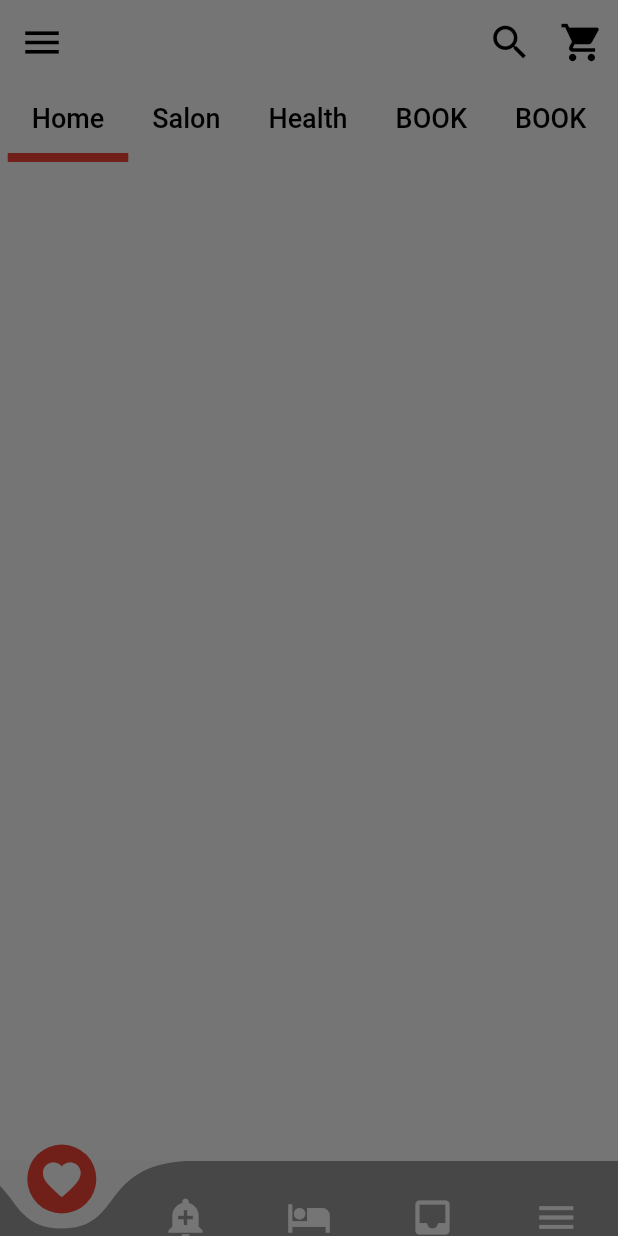
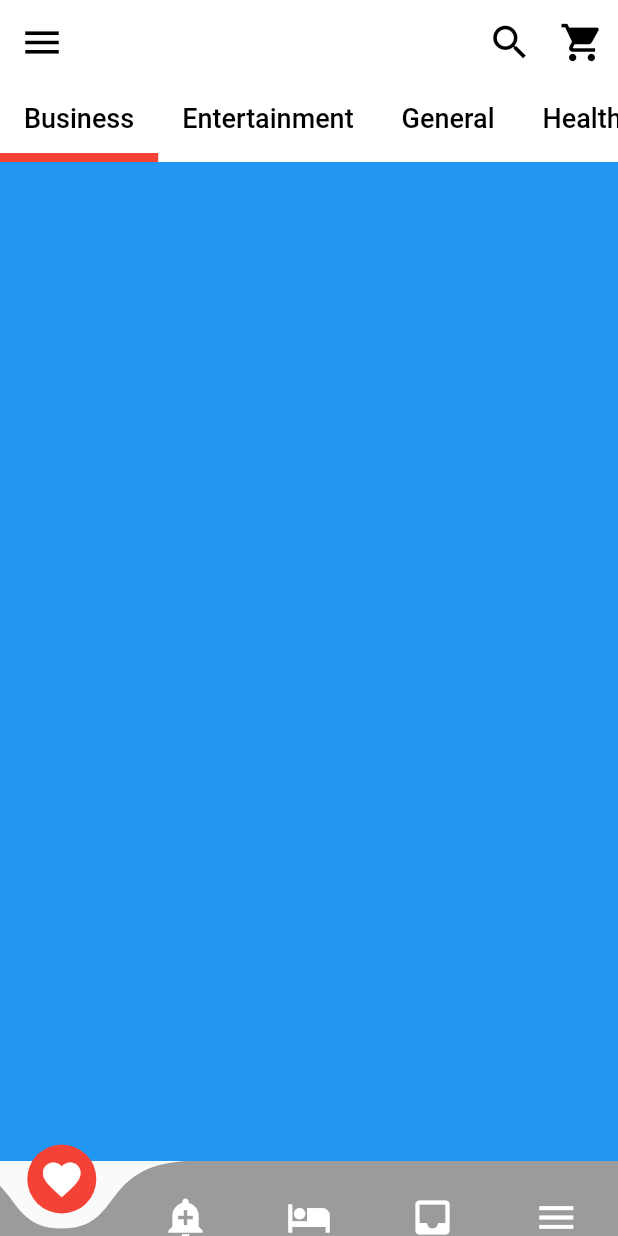
Before and after one commit to xaakib/newsapp_v2, a Flutter app: the screen it shows after launch, after a tap on the "menu" icon, on a phone screen of 412 x 824 dp. Run offline on Flutter 3.47's test engine with Material 2 defaults, Android fonts, the phone set to English and light mode, and no system bars; drawn by our look-alikes of curved_navigation_bar.

Commit message:
fixed tabbar

```diff
--- a/lib/screens/home_screen.dart
+++ b/lib/screens/home_screen.dart
@@ -12,29 +12,17 @@ class HomeScreen extends StatelessWidget {
           Container(
             height: MediaQuery.of(context).size.height,
             child: DefaultTabController(
-              length: 5,
+              length: 6,
 
               //// this is for appbar//
               child: Scaffold(
                   backgroundColor: Colors.white,
                   appBar: AppBar(
                     elevation: 0,
-
-                    // backgroundColor: Color(0xff109618),
                     backgroundColor: Colors.white,
-
-                    title: Image.asset("assets/images/wevaicon.png",
-                        fit: BoxFit.cover, height: 50, width: 70),
-
                     centerTitle: true,
                     leading: IconButton(
-                      onPressed: () {
-                        print("Menu");
-                        showDialog(
-                          context: context,
-                          builder: (conetx) {},
-                        );
-                      },
+                      onPressed: () {},
                       icon: Icon(
                         Icons.menu,
                         color: Colors.black,
@@ -57,7 +45,6 @@ class HomeScreen extends StatelessWidget {
                           ),
                           onPressed: () {}),
                     ],
-
                     bottom: TabBar(
                       isScrollable: true,
                       indicatorColor: Colors.red,
@@ -67,7 +54,7 @@ class HomeScreen extends StatelessWidget {
                         Tab(
                           child: Container(
                             child: Text(
-                              'Home',
+                              'Business',
                               style: TextStyle(
                                   color: Colors.black, fontSize: 18.0),
                             ),
@@ -76,7 +63,16 @@ class HomeScreen extends StatelessWidget {
                         Tab(
                           child: Container(
                             child: Text(
-                              'Salon',
+                              'Entertainment',
+                              style: TextStyle(
+                                  color: Colors.black, fontSize: 18.0),
+                            ),
+                          ),
+                        ),
+                        Tab(
+                          child: Container(
+                            child: Text(
+                              'General',
                               style: TextStyle(
                                   color: Colors.black, fontSize: 18.0),
                             ),
@@ -92,28 +88,27 @@ class HomeScreen extends StatelessWidget {
                           ),
                         ),
                         Tab(
-                          child: Container(
-                            child: Text(
-                              'BOOK',
-                              style: TextStyle(
-                                  color: Colors.black, fontSize: 18.0),
-                            ),
+                            child: Container(
+                          child: Text(
+                            'Sports',
+                            style:
+                                TextStyle(color: Colors.black, fontSize: 18.0),
                           ),
-                        ),
+                        )),
                         Tab(
-                          child: Container(
-                            child: Text(
-                              'BOOK',
-                              style: TextStyle(
-                                  color: Colors.black, fontSize: 18.0),
-                            ),
+                            child: Container(
+                          child: Text(
+                            'Technology',
+                            style:
+                                TextStyle(color: Colors.black, fontSize: 18.0),
                           ),
-                        ),
+                        )),
                       ],
                     ),
                   ),
                   body: TabBarView(
                     children: <Widget>[
+                      HomePage(),
                       HomePage(),
                       HomePage(),
                       HomePage(),
--- a/lib/screens/pages/homepage.dart
+++ b/lib/screens/pages/homepage.dart
@@ -3,6 +3,11 @@ import 'package:flutter/material.dart';
 class HomePage extends StatelessWidget {
   @override
   Widget build(BuildContext context) {
-    return Container();
+    return Scaffold(
+      body: Container(
+        color: Colors.blue,
+        height: MediaQuery.of(context).size.height,
+      ),
+    );
   }
 }
```
